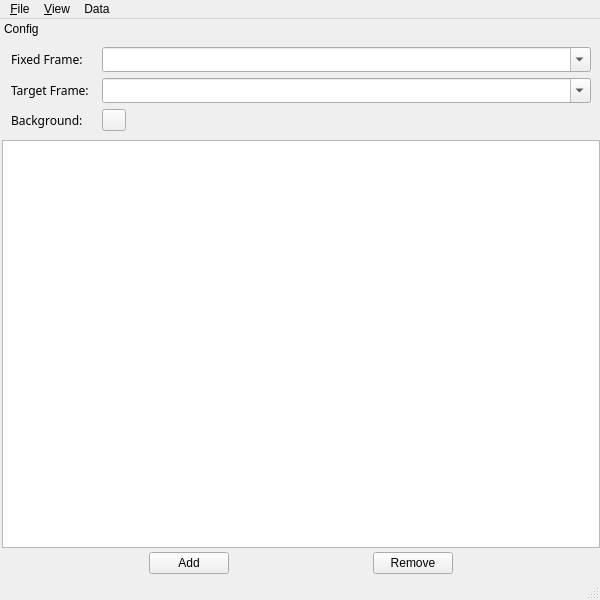
Old version of the form mapviz/src/mapviz.ui in the repository swri-robotics/mapviz.
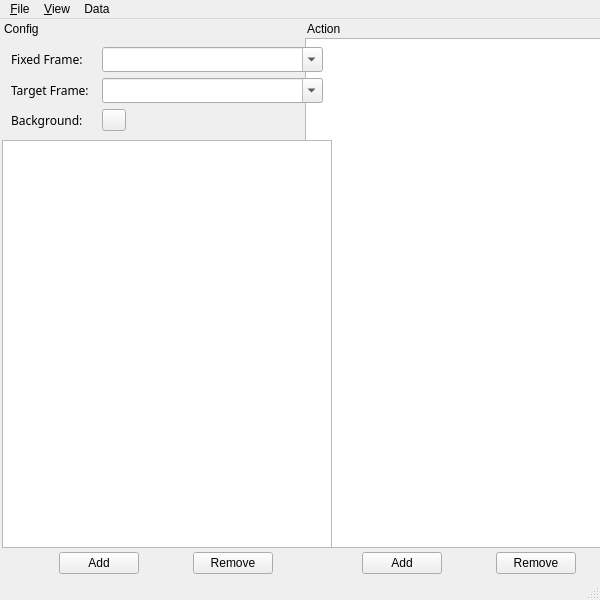
New version of the form. Custom widgets are drawn as their Qt base class.

Commit message: added action panel in addition to config panel

The edit to the form file:
```diff
--- a/mapviz/src/mapviz.ui
+++ b/mapviz/src/mapviz.ui
@@ -79,6 +79,108 @@
     <bool>true</bool>
    </property>
   </widget>
+  <widget class="QDockWidget" name="actiondock">
+    <property name="minimumSize">
+     <size>
+      <width>332</width>
+      <height>301</height>
+     </size>
+    </property>
+    <property name="features">
+     <set>QDockWidget::DockWidgetMovable</set>
+    </property>
+    <property name="allowedAreas">
+     <set>Qt::LeftDockWidgetArea|Qt::RightDockWidgetArea</set>
+    </property>
+    <property name="windowTitle">
+     <string>Action</string>
+    </property>
+    <attribute name="dockWidgetArea">
+     <number>2</number>
+    </attribute>
+    <widget class="QWidget" name="actionDockWidgetContents">
+     <layout class="QVBoxLayout" name="actionVerticalLayout">
+      <property name="spacing">
+       <number>0</number>
+      </property>
+      <property name="leftMargin">
+       <number>2</number>
+      </property>
+      <property name="topMargin">
+       <number>0</number>
+      </property>
+      <property name="rightMargin">
+       <number>0</number>
+      </property>
+      <property name="bottomMargin">
+       <number>0</number>
+      </property>
+      <item>
+       <widget class="mapviz::PluginConfigList" name="actions">
+        <property name="horizontalScrollBarPolicy">
+         <enum>Qt::ScrollBarAsNeeded</enum>
+        </property>
+        <property name="dragEnabled">
+         <bool>true</bool>
+        </property>
+        <property name="dragDropMode">
+         <enum>QAbstractItemView::InternalMove</enum>
+        </property>
+        <property name="defaultDropAction">
+         <enum>Qt::MoveAction</enum>
+        </property>
+        <property name="verticalScrollMode">
+         <enum>QAbstractItemView::ScrollPerPixel</enum>
+        </property>
+       </widget>
+      </item>
+      <item>
+       <widget class="QWidget" name="actionWidget" native="true">
+        <layout class="QHBoxLayout" name="actionHorizontalLayoutAction">
+         <property name="topMargin">
+          <number>4</number>
+         </property>
+         <property name="bottomMargin">
+          <number>4</number>
+         </property>
+         <item>
+          <widget class="QPushButton" name="actionaddbutton">
+           <property name="maximumSize">
+            <size>
+             <width>80</width>
+             <height>16777215</height>
+            </size>
+           </property>
+           <property name="toolTip">
+            <string>Add a new display</string>
+           </property>
+           <property name="text">
+            <string>Add</string>
+           </property>
+          </widget>
+         </item>
+         <item>
+          <widget class="QPushButton" name="actionremovebutton">
+           <property name="maximumSize">
+            <size>
+             <width>80</width>
+             <height>16777215</height>
+            </size>
+           </property>
+           <property name="toolTip">
+            <string>Remove the selected display</string>
+           </property>
+           <property name="text">
+            <string>Remove</string>
+           </property>
+          </widget>
+         </item>
+        </layout>
+       </widget>
+      </item>
+     </layout>
+    </widget>
+   </widget>
   <widget class="QDockWidget" name="configdock">
    <property name="minimumSize">
     <size>
```
Left out of the diff: 77 changed lines with no effect on the pictures. The commit also changes 3 other files.
